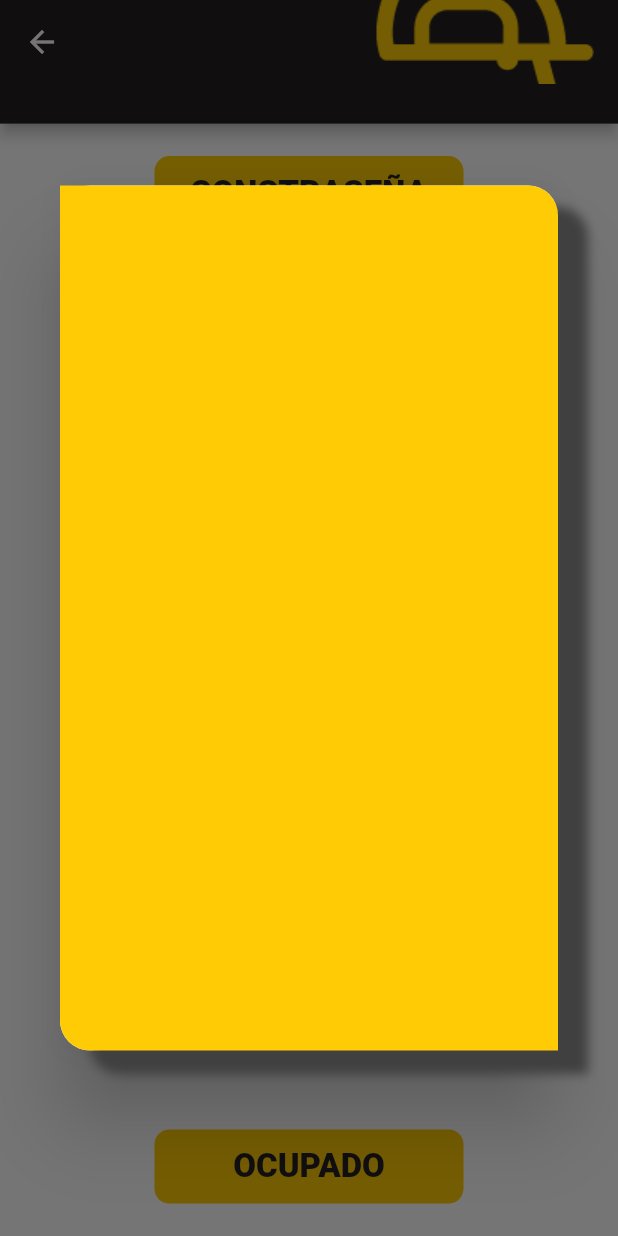
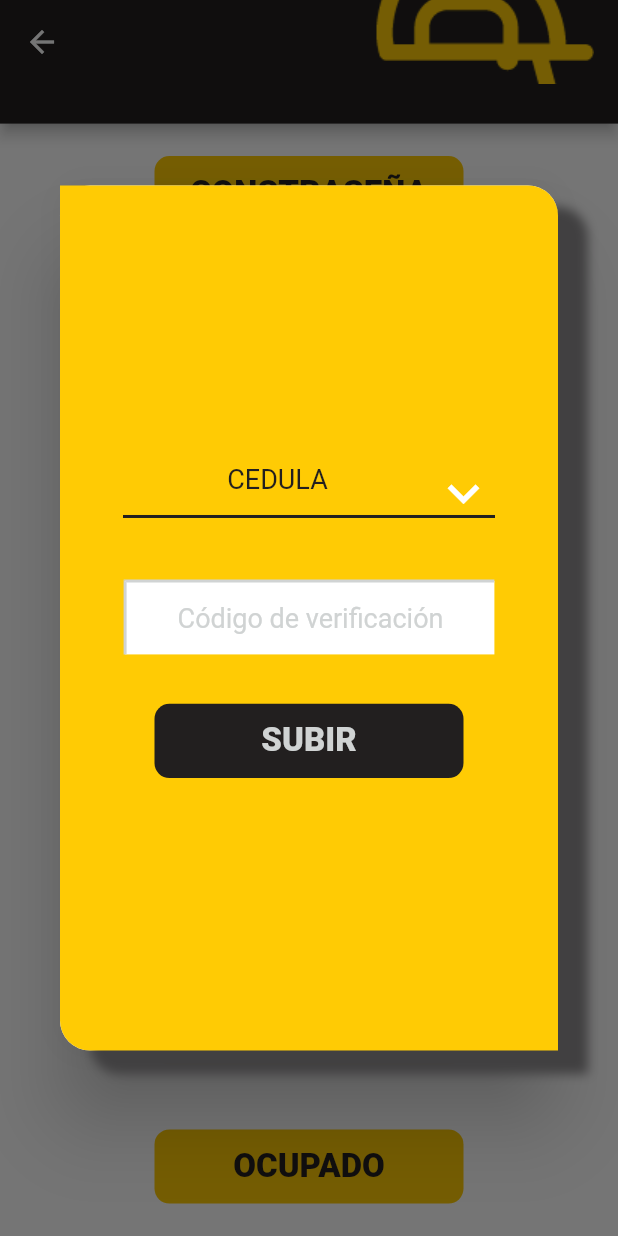
Before and after one commit to jsensunchop/Laborapp2, a Flutter app: the screen it shows after launch, after a tap on "DOCUMENTO", on a phone screen of 412 x 824 dp. Run offline on Flutter 3.47's test engine with Material 2 defaults, Android fonts, the light colour scheme and no system bars; drawn by our look-alikes of auto_size_text; our stand-ins replace firebase_storage, flutter_rating_bar, flutter_screenutil, fluttertoast, image_cropper, image_picker; accounts and stored records are empty.

Commit message:
More pop ups

```diff
--- a/LaborappTrabajador-master/lib/Tests/PopUpsTest.dart
+++ b/LaborappTrabajador-master/lib/Tests/PopUpsTest.dart
@@ -10,7 +10,7 @@ import 'package:laborapp_trabajador/popUps/OffPopUp.dart';
 import 'package:laborapp_trabajador/popUps/OnPopUp.dart';
 import 'package:laborapp_trabajador/popUps/RemmemberPopUp.dart';
 import 'package:laborapp_trabajador/popUps/TermsPopUp.dart';
-import 'package:laborapp_trabajador/popUps/WorkerPopUp.dart';
+import 'package:laborapp_trabajador/popUps/OffertPopUp.dart';
 
 class PopUpTest extends StatelessWidget {
   showMissingPaswordPopUp(BuildContext context) {
@@ -25,8 +25,8 @@ class PopUpTest extends StatelessWidget {
   showAcceptedPopUp(BuildContext context) {
     showDialog(context: context, builder: (context) => AcceptedPopUp());
   }
-  showWorkerPopUp(BuildContext context) {
-    showDialog(context: context, builder: (context) => WorkerPopUp());
+  shoOffertPopUp(BuildContext context) {
+    showDialog(context: context, builder: (context) => OffertPopUp());
   }
   showRemmemberPopUp(BuildContext context) {
     showDialog(context: context, builder: (context) => RemmemberPopUp());
@@ -69,10 +69,10 @@ class PopUpTest extends StatelessWidget {
                 context: context,
                 buttonFunction:()=>showAcceptedPopUp(context)),
             LaboraapButtons().NormalButton(
-                inText: "Trabajador",
+                inText: "Oferta",
                 colorCode: ColorPalette.yellowApp,
                 context: context,
-                buttonFunction:()=>showWorkerPopUp(context)),
+                buttonFunction:()=>shoOffertPopUp(context)),
             LaboraapButtons().NormalButton(
                 inText: "Recuerda",
                 colorCode: ColorPalette.yellowApp,
--- a/LaborappTrabajador-master/lib/popUps/DocumentPopUp.dart
+++ b/LaborappTrabajador-master/lib/popUps/DocumentPopUp.dart
@@ -1,18 +1,35 @@
 import 'package:flutter/material.dart';
 import 'package:auto_size_text/auto_size_text.dart';
 import 'package:laborapp_trabajador/Common/ColorPalette.dart';
+import 'package:laborapp_trabajador/Common/LaborappButtons.dart';
 import 'package:laborapp_trabajador/Util/UtilMethods.dart';
 
-class DocumentPopUp extends StatelessWidget {
+class DocumentPopUp extends StatefulWidget {
+  @override
+  _DocumentPopUpState createState() => _DocumentPopUpState();
+}
+
+class _DocumentPopUpState extends State<DocumentPopUp> {
   double commonRadius = 20.0;
+  String _dropdownValue = 'CEDULA';
+  String _expeditionDate = '';
+
+  _sendExpeditionDate() {
+    print("Aqui peticion http");
+    print(_expeditionDate);
+  }
 
   @override
   Widget build(BuildContext context) {
+    var space = SizedBox(
+      height: getFullScreenHeight(context) * 0.04,
+    );
     return Dialog(
       shape: RoundedRectangleBorder(
           borderRadius: BorderRadius.circular(commonRadius)),
       child: Container(
         height: getHeightWithoutSafeArea(context) * 0.7,
+        width: getFullScreenWidth(context),
         padding: EdgeInsets.all(commonRadius),
         decoration: BoxDecoration(
             color: Color(ColorPalette.yellowApp),
@@ -26,6 +43,90 @@ class DocumentPopUp extends StatelessWidget {
                   offset: const Offset(20.0, 15.0),
                   blurRadius: 5.0)
             ]),
+        child: Column(
+          mainAxisAlignment: MainAxisAlignment.center,
+          crossAxisAlignment: CrossAxisAlignment.center,
+          children: <Widget>[
+            Theme(
+              data: Theme.of(context)
+                  .copyWith(canvasColor: Colors.white),
+              child: DropdownButton<String>(
+                icon: Icon(
+                  Icons.keyboard_arrow_down,
+                  color: Colors.white,
+                  size: 42,
+                ),
+                value: _dropdownValue,
+                underline: Container(
+                    color: Color(ColorPalette.strongGeryApp), height: 2.0),
+                style: TextStyle(
+                  color: Color(ColorPalette.strongGeryApp),
+                  fontSize: 18.0,
+                ),
+                onChanged: (String newValue) {
+                  setState(() {
+                    _dropdownValue = newValue;
+                    print(_dropdownValue);
+                  });
+                },
+                items: <String>[
+                  'CEDULA',
+                  'CEDULA EXTRANJERIA',
+                  'PASAPORTE',
+                  'NIT'
+                ].map<DropdownMenuItem<String>>((String value) {
+                  return DropdownMenuItem<String>(
+                      value: value,
+                      child: SizedBox(
+                        height: getHeightWithoutSafeArea(context) * 0.05,
+                        width: getFullScreenWidth(context) * 0.5,
+                        child: AutoSizeText(
+                          value,
+                          maxLines: 1,
+                          textAlign: TextAlign.center,
+                        ),
+                      ));
+                }).toList(),
+              ),
+            ),
+            space,
+            Container(
+              decoration: BoxDecoration(
+                color: Colors.white,
+                border: Border(
+                  left: BorderSide(
+                    color: Color(ColorPalette.softGrayApp),
+                    width: 2.0,
+                  ),
+                  top: BorderSide(
+                    color: Color(ColorPalette.softGrayApp),
+                    width: 2.0,
+                  ),
+                ),
+              ),
+              width: getFullScreenWidth(context) * 0.6,
+              child: TextField(
+                textAlign: TextAlign.center,
+                autocorrect: false,
+                style: TextStyle(color: Color(ColorPalette.softGrayApp)),
+                decoration: InputDecoration(
+                    hintText: "Código de verificación",
+                    hintStyle: TextStyle(
+                        color: Color(ColorPalette.softGrayApp), fontSize: 18.0),
+                    border: InputBorder.none),
+                onChanged: (String text) {
+                  _expeditionDate = text;
+                },
+              ),
+            ),
+            space,
+            LaboraapButtons().NormalButton(
+                inText: "SUBIR",
+                context: context,
+                buttonFunction: () => _sendExpeditionDate(),
+                colorCode: ColorPalette.strongGeryApp)
+          ],
+        ),
       ),
     );
   }
--- a/LaborappTrabajador-master/lib/popUps/WorkerPopUp.dart
+++ b/LaborappTrabajador-master/lib/popUps/OffertPopUp.dart
@@ -3,7 +3,7 @@ import 'package:auto_size_text/auto_size_text.dart';
 import 'package:laborapp_trabajador/Common/ColorPalette.dart';
 import 'package:laborapp_trabajador/Util/UtilMethods.dart';
 
-class WorkerPopUp extends StatelessWidget {
+class OffertPopUp extends StatelessWidget {
   double commonRadius = 20.0;
 
   @override
--- a/LaborappTrabajador-master/lib/popUps/TermsPopUp.dart
+++ b/LaborappTrabajador-master/lib/popUps/TermsPopUp.dart
@@ -21,13 +21,16 @@ class _TermsPopUpState extends State<TermsPopUp> {
         _dataAccepted == _contractAccepted &&
         _contractAccepted == true) {
       print("Puede registrarse");
-    }else{
+    } else {
       print("No se puede registrar");
     }
   }
 
   @override
   Widget build(BuildContext context) {
+    var space = SizedBox(
+      height: getFullScreenHeight(context) * 0.05,
+    );
     return Dialog(
       shape: RoundedRectangleBorder(
           borderRadius: BorderRadius.circular(commonRadius)),
@@ -40,8 +43,9 @@ class _TermsPopUpState extends State<TermsPopUp> {
             borderRadius: BorderRadius.circular(commonRadius)),
         child: Column(
           crossAxisAlignment: CrossAxisAlignment.center,
-          mainAxisAlignment: MainAxisAlignment.spaceEvenly,
+          mainAxisAlignment: MainAxisAlignment.start,
           children: <Widget>[
+            space,
             Text("PERMISOS",
                 style: TextStyle(fontSize: 22.0, color: Colors.white)),
             Container(
@@ -146,13 +150,27 @@ class _TermsPopUpState extends State<TermsPopUp> {
               ),
             ),
             SizedBox(
-              height: getFullScreenHeight(context) * 0.3,
+              height: getFullScreenHeight(context) * 0.1,
             ),
             LaboraapButtons().NormalButton(
                 inText: "Entrar",
                 colorCode: ColorPalette.strongGeryApp,
                 context: context,
-                buttonFunction: () => _endSignUp(context))
+                buttonFunction: () => _endSignUp(context)),
+            SizedBox(
+              height: getFullScreenHeight(context) * 0.22,
+            ),
+            Container(
+              child: Row(
+                mainAxisAlignment: MainAxisAlignment.end,
+                children: <Widget>[
+                  FlatButton(
+                      child: Icon(Icons.info_outline,
+                          size: 60, color: Color(ColorPalette.strongGeryApp)),
+                      onPressed: () => print("No se"))
+                ],
+              ),
+            )
           ],
         ),
       ),
```
